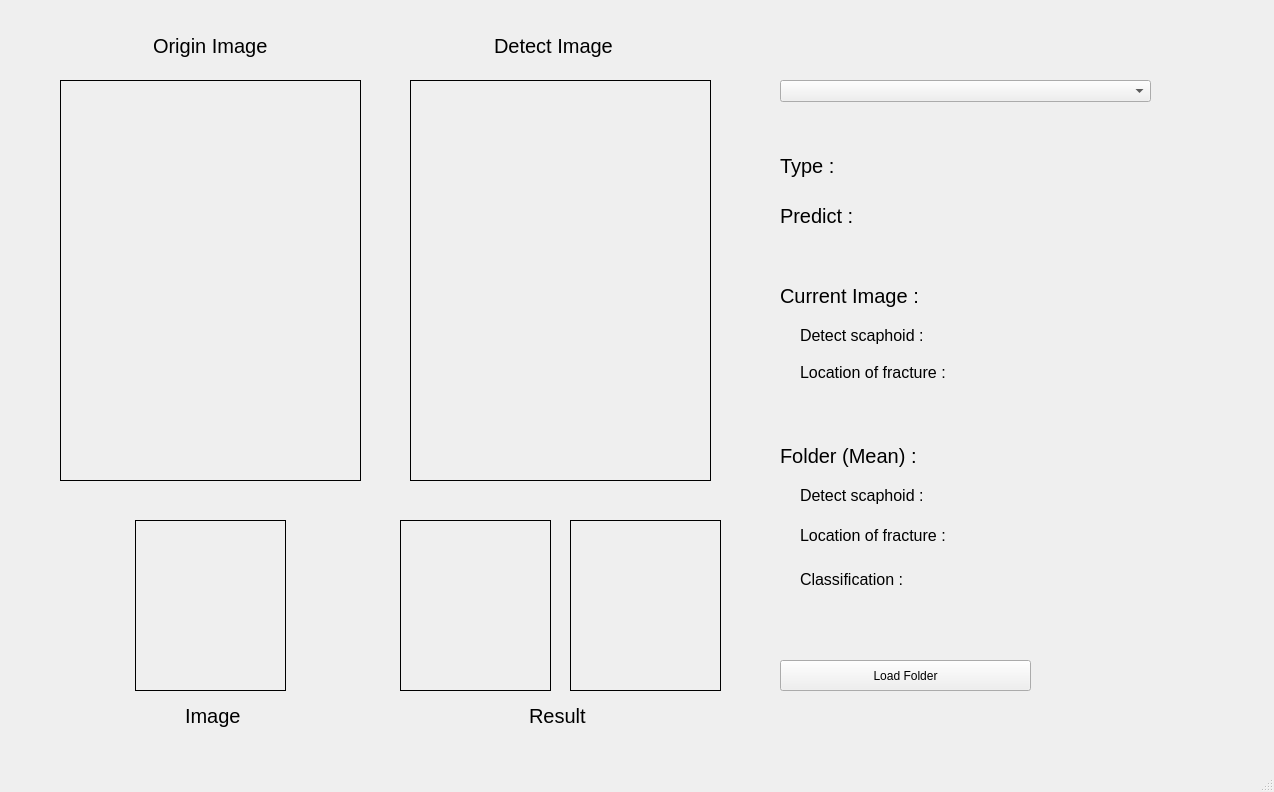
This is python/Image Processing/Final_Project/Code/UI.ui in ChengTsungPao/working as Qt 5 draws it before an edit. The edited form follows.
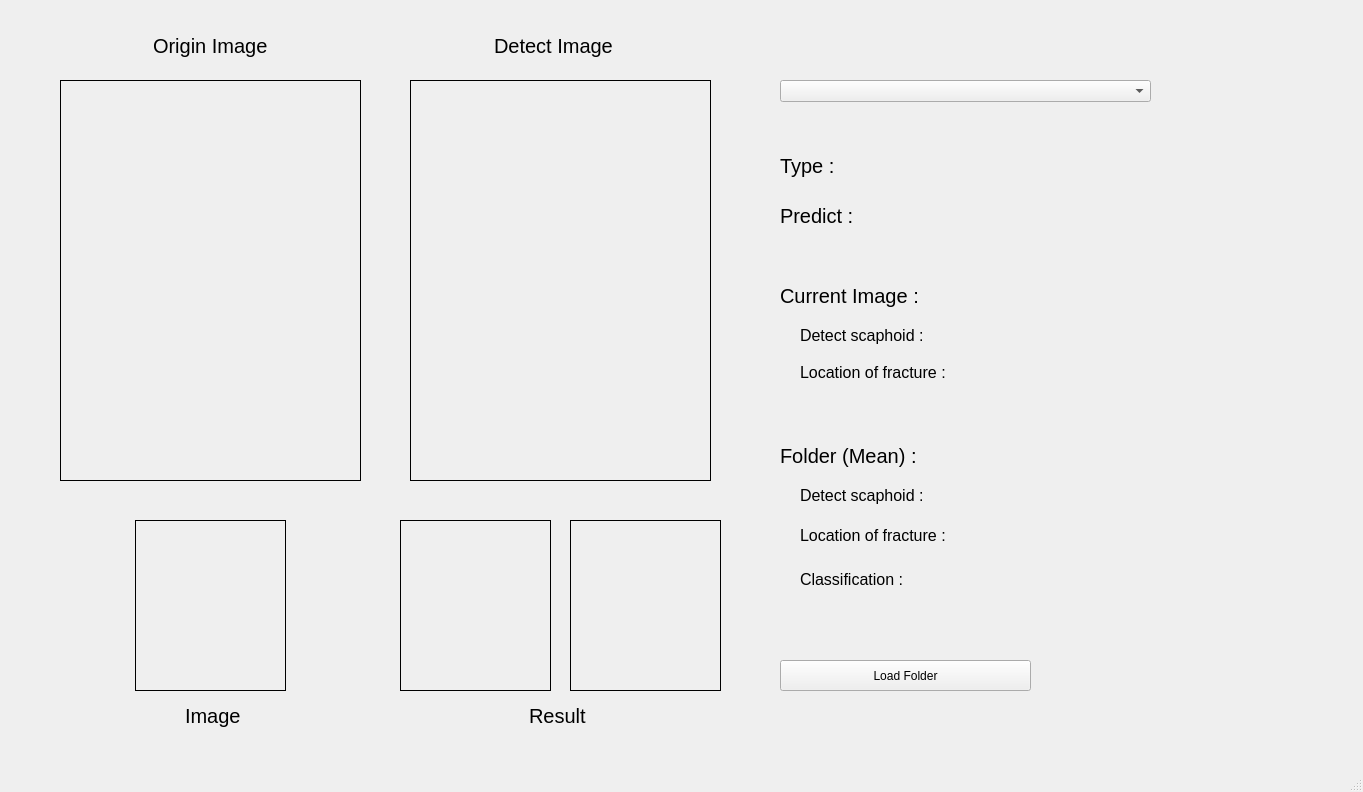
This is the edited form.

Diff of the .ui file:
```diff
--- a/python/Image Processing/Final_Project/Code/UI.ui
+++ b/python/Image Processing/Final_Project/Code/UI.ui
@@ -6,7 +6,7 @@
    <rect>
     <x>0</x>
     <y>0</y>
-    <width>1274</width>
+    <width>1363</width>
     <height>792</height>
    </rect>
   </property>
@@ -289,7 +289,7 @@
      <rect>
       <x>800</x>
       <y>554</y>
-      <width>461</width>
+      <width>551</width>
       <height>51</height>
      </rect>
     </property>
```
Left out of the diff: 4 changed lines with no effect on the pictures.
